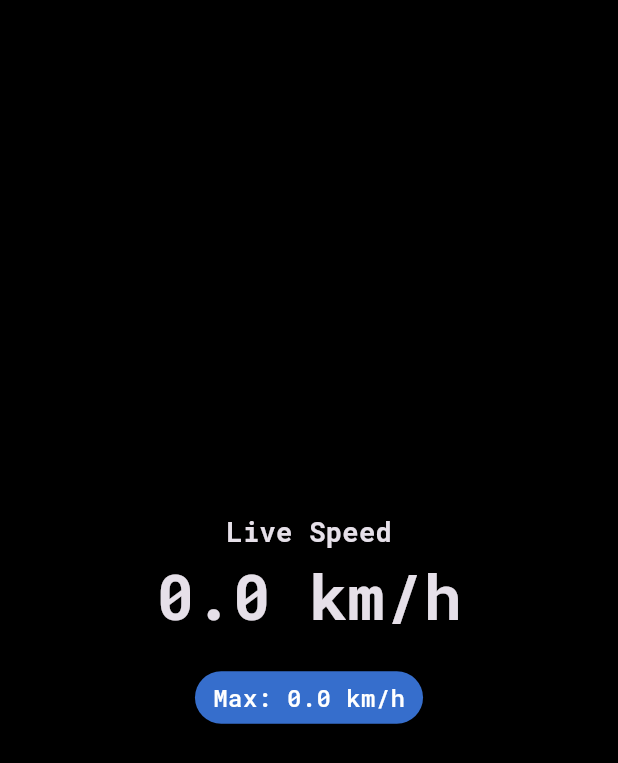
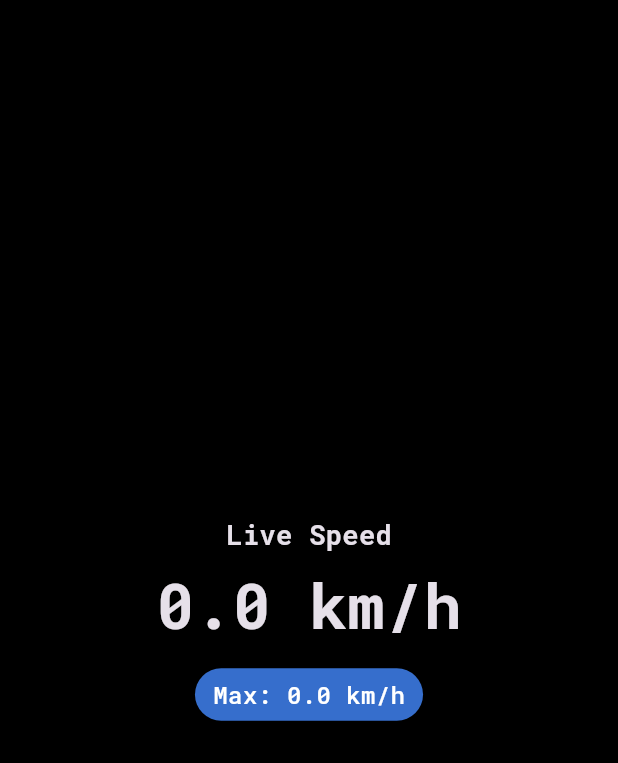
Before and after one commit to red-malone/T-Axis, a Flutter app: the SpeedFace widget shown alone on an empty page, opened directly with empty values, on a phone screen of 412 x 824 dp. Shown: the top 763 px of the screen. Run offline on Flutter 3.47's test engine with Material 3 defaults, Android fonts, the phone set to English and light mode, and no system bars; our stand-ins replace geolocator, google_fonts, sensors_plus; missing offline and left inert: wear_plus.

Commit message:
working model

```diff
--- a/lib/screens/dashboard_screen.dart
+++ b/lib/screens/dashboard_screen.dart
@@ -111,14 +111,15 @@ class _DashboardScreenState extends State<DashboardScreen> {
                   });
                 },
                 children: [
+                  LeanFace(
+                    displayAngle: displayAngle,
+                    onCalibrate: _calibrateZero,
+                  ),
                   SpeedFace(
                     currentSpeedKmh: _currentSpeedKmh,
                     maxSpeedKmh: _maxSpeedKmh,
                   ),
-                  LeanFace(
-                    displayAngle: displayAngle,
-                    onCalibrate: _calibrateZero,
-                  ),
+
                 ],
               ),
 
--- a/lib/screens/faces/lean_face.dart
+++ b/lib/screens/faces/lean_face.dart
@@ -25,6 +25,9 @@ class LeanFace extends StatelessWidget {
           ),
           Text(
             '${displayAngle.abs().toStringAsFixed(1)}°',
+            // Allow the numeric angle to scale down on small screens
+            maxLines: 1,
+            overflow: TextOverflow.ellipsis,
             style: GoogleFonts.robotoMono(
               fontSize: 42,
               fontWeight: FontWeight.bold,
@@ -46,9 +49,10 @@ class LeanFace extends StatelessWidget {
           ElevatedButton(
             onPressed: onCalibrate,
             style: ElevatedButton.styleFrom(
-              backgroundColor: Colors.redAccent.withValues(alpha: 0.8),
+              backgroundColor: Colors.redAccent.withOpacity(0.8),
               shape: const StadiumBorder(),
-              minimumSize: const Size(100, 30)
+              minimumSize: const Size(100, 30),
+              padding: const EdgeInsets.symmetric(horizontal: 12, vertical: 8),
             ),
             child: Text(
               "Calibrate",
--- a/lib/screens/faces/speed_face.dart
+++ b/lib/screens/faces/speed_face.dart
@@ -4,7 +4,11 @@ import 'package:google_fonts/google_fonts.dart';
 class SpeedFace extends StatelessWidget {
   final double currentSpeedKmh;
   final double maxSpeedKmh;
-  const SpeedFace({super.key, required this.currentSpeedKmh, required this.maxSpeedKmh});
+  const SpeedFace({
+    super.key,
+    required this.currentSpeedKmh,
+    required this.maxSpeedKmh,
+  });
 
   @override
   Widget build(BuildContext context) {
@@ -12,20 +16,49 @@ class SpeedFace extends StatelessWidget {
       child: Column(
         mainAxisAlignment: MainAxisAlignment.center,
         children: [
-          Text("Live Speed",style: GoogleFonts.robotoMono(fontSize: 18, fontWeight: FontWeight.bold),),
-          Text("${currentSpeedKmh.toStringAsFixed(1)} km/h",style: GoogleFonts.robotoMono(fontSize: 42, fontWeight: FontWeight.bold),),
-          const SizedBox(height: 20),
+          // Use FittedBox to avoid overflow on very small screens (wearables)
+          FittedBox(
+            fit: BoxFit.scaleDown,
+            child: Text(
+              "Live Speed",
+              style: GoogleFonts.robotoMono(
+                fontSize: 18,
+                fontWeight: FontWeight.bold,
+              ),
+            ),
+          ),
+          const SizedBox(height: 4),
+          FittedBox(
+            fit: BoxFit.scaleDown,
+            child: Text(
+              "${currentSpeedKmh.toStringAsFixed(1)} km/h",
+              maxLines: 1,
+              overflow: TextOverflow.ellipsis,
+              style: GoogleFonts.robotoMono(
+                fontSize: 42,
+                fontWeight: FontWeight.bold,
+              ),
+            ),
+          ),
+          const SizedBox(height: 12),
           Container(
             padding: const EdgeInsets.symmetric(horizontal: 12, vertical: 6),
             decoration: BoxDecoration(
-              color: Colors.blueAccent.withValues(alpha: 0.8),
-              borderRadius: BorderRadius.circular(20)
+              color: Colors.blueAccent.withOpacity(0.8),
+              borderRadius: BorderRadius.circular(20),
             ),
-            child: Text(
-              "Max: ${maxSpeedKmh.toStringAsFixed(1)} km/h",
-              style: GoogleFonts.robotoMono(fontSize: 16, fontWeight: FontWeight.w500, color: Colors.white),
+            child: FittedBox(
+              fit: BoxFit.scaleDown,
+              child: Text(
+                "Max: ${maxSpeedKmh.toStringAsFixed(1)} km/h",
+                style: GoogleFonts.robotoMono(
+                  fontSize: 16,
+                  fontWeight: FontWeight.w500,
+                  color: Colors.white,
+                ),
+              ),
             ),
-          )
+          ),
         ],
       ),
     );
```
